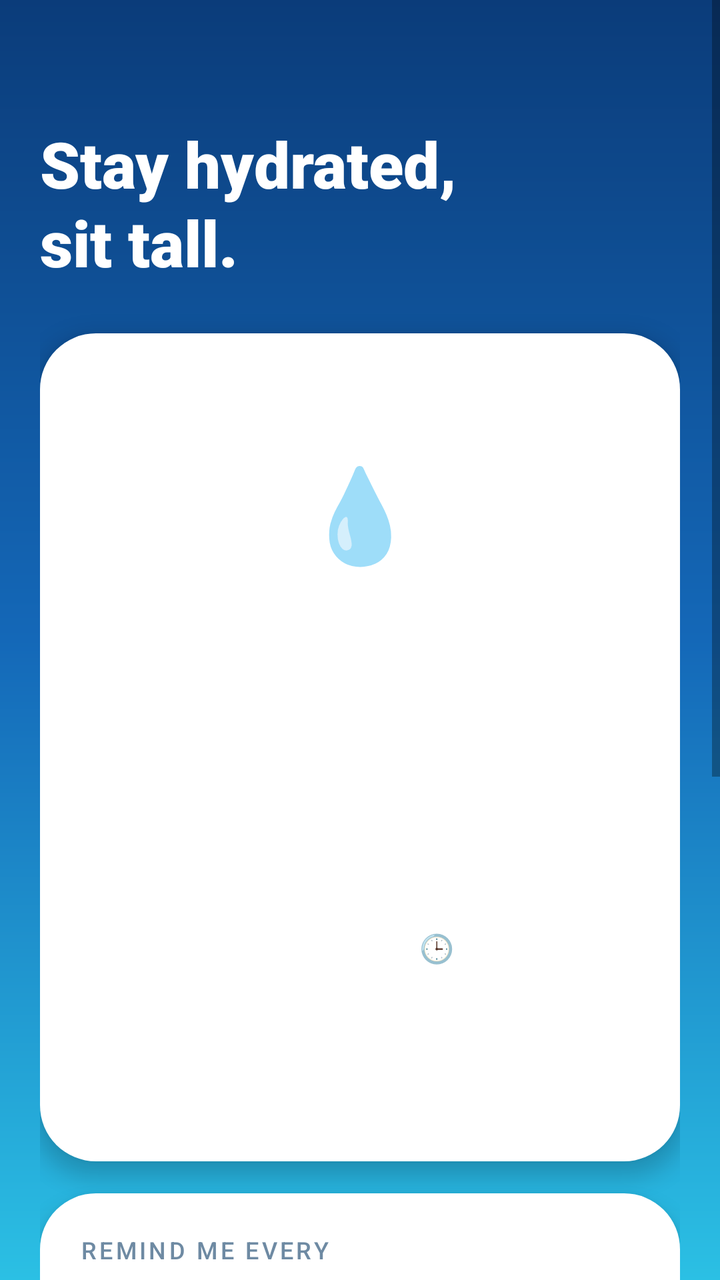
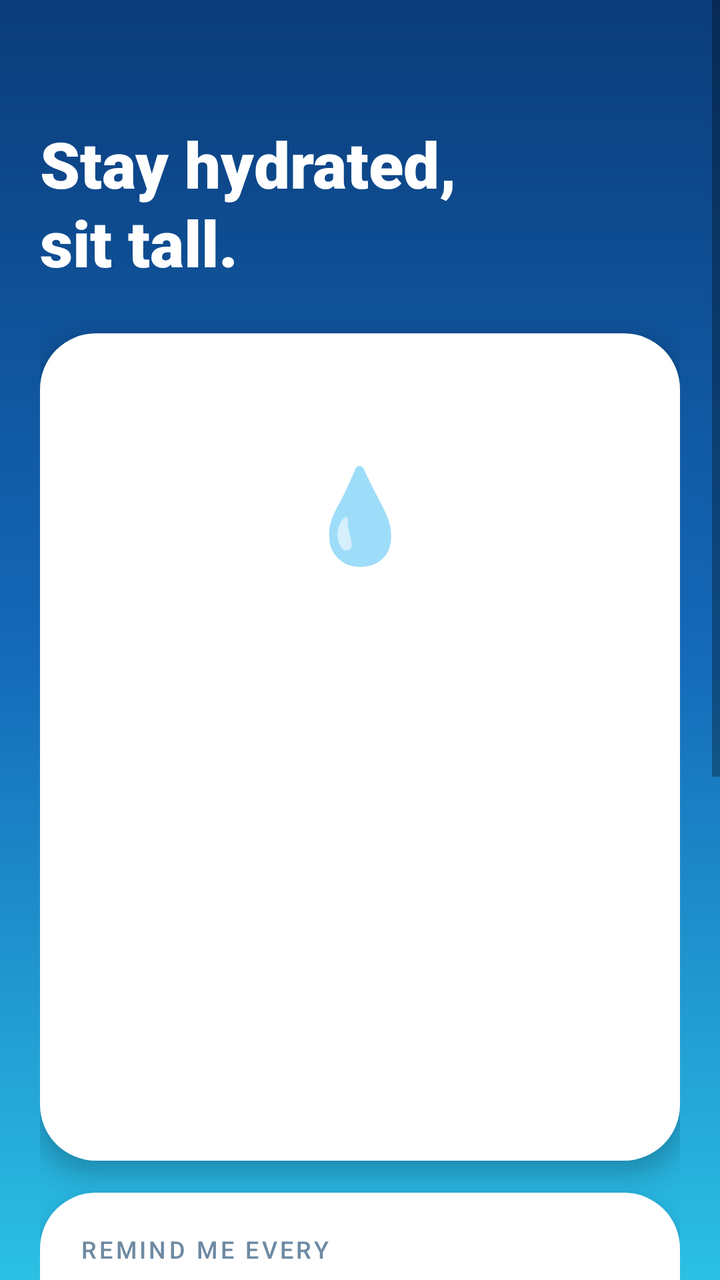

An Android layout rendered at two revisions. The XML below is the earlier revision; the diff shows what the commit changed to produce the second picture.
<!-- AndroidManifest.xml: application theme AppTheme -->
<!-- res/layout/activity_main.xml -->
<?xml version="1.0" encoding="utf-8"?>
<ScrollView xmlns:android="http://schemas.android.com/apk/res/android"
    android:layout_width="match_parent"
    android:layout_height="match_parent"
    android:background="@drawable/bg_main"
    android:fillViewport="true">

    <LinearLayout
        android:layout_width="match_parent"
        android:layout_height="wrap_content"
        android:orientation="vertical"
        android:paddingStart="20dp"
        android:paddingEnd="20dp"
        android:paddingTop="36dp"
        android:paddingBottom="32dp">

        
        <TextView
            android:id="@+id/greeting"
            android:layout_width="wrap_content"
            android:layout_height="wrap_content"
            android:textColor="#CCE9FF"
            android:textSize="15sp"
            android:fontFamily="sans-serif-medium" />

        <TextView
            android:layout_width="wrap_content"
            android:layout_height="wrap_content"
            android:layout_marginTop="4dp"
            android:text="Stay hydrated,\nsit tall."
            android:textColor="#FFFFFF"
            android:textSize="32sp"
            android:lineSpacingExtra="2dp"
            android:fontFamily="sans-serif-black" />

        
        <LinearLayout
            android:id="@+id/heroCard"
            android:layout_width="match_parent"
            android:layout_height="wrap_content"
            android:layout_marginTop="24dp"
            android:background="@drawable/bg_card"
            android:elevation="6dp"
            android:gravity="center_horizontal"
            android:orientation="vertical"
            android:padding="24dp">

            <LinearLayout
                android:id="@+id/toggle"
                android:layout_width="184dp"
                android:layout_height="184dp"
                android:clickable="true"
                android:focusable="true"
                android:elevation="4dp"
                android:gravity="center"
                android:orientation="vertical">

                <TextView
                    android:id="@+id/toggleEmoji"
                    android:layout_width="wrap_content"
                    android:layout_height="wrap_content"
                    android:text="💧"
                    android:textSize="46sp" />

                <TextView
                    android:id="@+id/toggleState"
                    android:layout_width="wrap_content"
                    android:layout_height="wrap_content"
                    android:layout_marginTop="2dp"
                    android:textSize="26sp"
                    android:fontFamily="sans-serif-black" />

                <TextView
                    android:id="@+id/toggleHint"
                    android:layout_width="wrap_content"
                    android:layout_height="wrap_content"
                    android:textSize="12sp"
                    android:fontFamily="sans-serif-medium" />
            </LinearLayout>

            <TextView
                android:id="@+id/status"
                android:layout_width="wrap_content"
                android:layout_height="wrap_content"
                android:layout_marginTop="18dp"
                android:gravity="center"
                android:textColor="#0B2E4F"
                android:textSize="17sp"
                android:fontFamily="sans-serif-medium" />

            <TextView
                android:id="@+id/countdown"
                android:layout_width="wrap_content"
                android:layout_height="wrap_content"
                android:layout_marginTop="2dp"
                android:textColor="#6E8AA3"
                android:textSize="14sp" />

            
            <LinearLayout
                android:layout_width="match_parent"
                android:layout_height="wrap_content"
                android:layout_marginTop="16dp"
                android:orientation="horizontal">

                <TextView
                    android:id="@+id/restartNow"
                    android:layout_width="0dp"
                    android:layout_height="wrap_content"
                    android:layout_weight="1"
                    android:layout_marginEnd="6dp"
                    android:gravity="center"
                    android:paddingTop="12dp"
                    android:paddingBottom="12dp"
                    android:text="↻  Start from now"
                    android:textColor="#FFFFFF"
                    android:textSize="14sp"
                    android:fontFamily="sans-serif-medium" />

                <TextView
                    android:id="@+id/pickTime"
                    android:layout_width="0dp"
                    android:layout_height="wrap_content"
                    android:layout_weight="1"
                    android:layout_marginStart="6dp"
                    android:gravity="center"
                    android:paddingTop="12dp"
                    android:paddingBottom="12dp"
                    android:text="🕒  Pick time"
                    android:textColor="#FFFFFF"
                    android:textSize="14sp"
                    android:fontFamily="sans-serif-medium" />
            </LinearLayout>

            
            <LinearLayout
                android:layout_width="match_parent"
                android:layout_height="wrap_content"
                android:layout_marginTop="18dp"
                android:orientation="horizontal">

                <TextView
                    android:id="@+id/statDone"
                    android:layout_width="0dp"
                    android:layout_height="wrap_content"
                    android:layout_weight="1"
                    android:layout_marginEnd="6dp"
                    android:gravity="center"
                    android:paddingTop="12dp"
                    android:paddingBottom="12dp"
                    android:textColor="#0B4F8A"
                    android:textSize="14sp"
                    android:fontFamily="sans-serif-medium" />

                <TextView
                    android:id="@+id/statEvery"
                    android:layout_width="0dp"
                    android:layout_height="wrap_content"
                    android:layout_weight="1"
                    android:layout_marginStart="6dp"
                    android:gravity="center"
                    android:paddingTop="12dp"
                    android:paddingBottom="12dp"
                    android:textColor="#0B4F8A"
                    android:textSize="14sp"
                    android:fontFamily="sans-serif-medium" />
            </LinearLayout>
        </LinearLayout>

        
        <LinearLayout
            android:layout_width="match_parent"
            android:layout_height="wrap_content"
            android:layout_marginTop="16dp"
            android:background="@drawable/bg_card"
            android:elevation="6dp"
            android:orientation="vertical"
            android:padding="20dp">

            <TextView
                android:layout_width="wrap_content"
                android:layout_height="wrap_content"
                android:text="REMIND ME EVERY"
                android:letterSpacing="0.12"
                android:textColor="#6E8AA3"
                android:textSize="12sp"
                android:fontFamily="sans-serif-medium" />

            <LinearLayout
                android:layout_width="match_parent"
                android:layout_height="wrap_content"
                android:layout_marginTop="12dp"
                android:gravity="center"
                android:orientation="horizontal">

                <TextView
                    android:id="@+id/minus"
                    android:layout_width="52dp"
                    android:layout_height="52dp"
                    android:gravity="center"
                    android:text="−"
                    android:textColor="#1468B8"
                    android:textSize="26sp" />

                <LinearLayout
                    android:layout_width="0dp"
                    android:layout_height="wrap_content"
                    android:layout_weight="1"
                    android:gravity="center"
                    android:orientation="vertical">

                    <TextView
                        android:id="@+id/interval"
                        android:layout_width="wrap_content"
                        android:layout_height="wrap_content"
                        android:textColor="#0B2E4F"
                        android:textSize="44sp"
                        android:fontFamily="sans-serif-black" />

                    <TextView
                        android:layout_width="wrap_content"
                        android:layout_height="wrap_content"
                        android:text="minutes"
                        android:textColor="#6E8AA3"
                        android:textSize="13sp" />
                </LinearLayout>

                <TextView
                    android:id="@+id/plus"
                    android:layout_width="52dp"
                    android:layout_height="52dp"
                    android:gravity="center"
                    android:text="+"
                    android:textColor="#1468B8"
                    android:textSize="26sp" />
            </LinearLayout>

            <LinearLayout
                android:id="@+id/presets"
                android:layout_width="match_parent"
                android:layout_height="wrap_content"
                android:layout_marginTop="16dp"
                android:orientation="horizontal" />
        </LinearLayout>

        
        <LinearLayout
            android:layout_width="match_parent"
            android:layout_height="wrap_content"
            android:layout_marginTop="16dp"
            android:background="@drawable/bg_card"
            android:elevation="6dp"
            android:orientation="vertical"
            android:padding="20dp">

            <TextView
                android:layout_width="wrap_content"
                android:layout_height="wrap_content"
                android:text="ALERT STYLE"
                android:letterSpacing="0.12"
                android:textColor="#6E8AA3"
                android:textSize="12sp"
                android:fontFamily="sans-serif-medium" />

            <LinearLayout
                android:id="@+id/alertModes"
                android:layout_width="match_parent"
                android:layout_height="wrap_content"
                android:layout_marginTop="12dp"
                android:orientation="horizontal" />

            <TextView
                android:layout_width="wrap_content"
                android:layout_height="wrap_content"
                android:layout_marginTop="12dp"
                android:text="Plays your alarm tone once. The reminder stays until you tap Done, or Snooze to be reminded again in 5 min."
                android:textColor="#6E8AA3"
                android:textSize="13sp" />
        </LinearLayout>

        
        <TextView
            android:id="@+id/exact"
            android:layout_width="match_parent"
            android:layout_height="wrap_content"
            android:layout_marginTop="16dp"
            android:elevation="6dp"
            android:padding="18dp"
            android:text="⏰  Tap to allow on-time reminders (one-time setup)"
            android:textColor="#5C3B00"
            android:textSize="14sp"
            android:fontFamily="sans-serif-medium"
            android:visibility="gone" />

        <TextView
            android:id="@+id/test"
            android:layout_width="match_parent"
            android:layout_height="wrap_content"
            android:layout_marginTop="20dp"
            android:gravity="center"
            android:padding="16dp"
            android:text="▶  Try a reminder now"
            android:textColor="#FFFFFF"
            android:textSize="16sp"
            android:fontFamily="sans-serif-medium" />

        <TextView
            android:layout_width="match_parent"
            android:layout_height="wrap_content"
            android:layout_marginTop="16dp"
            android:gravity="center"
            android:text="Silent in Airplane mode and Do Not Disturb.\nFollows your alert slider: Silent · Vibrate · Ring."
            android:textColor="#CCE9FF"
            android:textSize="12sp" />
    </LinearLayout>
</ScrollView>
<!-- resources referenced by this layout -->
<resources>
  <!-- drawable bg_card (drawable) -->
  <?xml version="1.0" encoding="utf-8"?>
  <shape xmlns:android="http://schemas.android.com/apk/res/android">
      <solid android:color="#FFFFFFFF" />
      <corners android:radius="28dp" />
  </shape>
  <!-- drawable bg_main (drawable) -->
  <?xml version="1.0" encoding="utf-8"?>
  <shape xmlns:android="http://schemas.android.com/apk/res/android">
      <gradient
          android:angle="300"
          android:startColor="#0B3C7A"
          android:centerColor="#1468B8"
          android:endColor="#2BC0E4"
          android:type="linear" />
  </shape>
  <style name="AppTheme" parent="android:Theme.Material.Light.NoActionBar">
          <item name="android:statusBarColor">#F4F9FC</item>
          <item name="android:windowLightStatusBar">true</item>
          <item name="android:colorAccent">#1A7FB8</item>
      </style>
</resources>

<!-- the commit's change to res/layout/activity_main.xml (unified diff, before → after) -->
@@ -104,7 +104,7 @@
                 android:orientation="horizontal">
 
                 <TextView
-                    android:id="@+id/restartNow"
+                    android:id="@+id/startTime"
                     android:layout_width="0dp"
                     android:layout_height="wrap_content"
                     android:layout_weight="1"
@@ -112,13 +112,12 @@
                     android:gravity="center"
                     android:paddingTop="12dp"
                     android:paddingBottom="12dp"
-                    android:text="↻  Start from now"
-                    android:textColor="#FFFFFF"
+                                        android:textColor="#FFFFFF"
                     android:textSize="14sp"
                     android:fontFamily="sans-serif-medium" />
 
                 <TextView
-                    android:id="@+id/pickTime"
+                    android:id="@+id/endTime"
                     android:layout_width="0dp"
                     android:layout_height="wrap_content"
                     android:layout_weight="1"
@@ -126,8 +125,7 @@
                     android:gravity="center"
                     android:paddingTop="12dp"
                     android:paddingBottom="12dp"
-                    android:text="🕒  Pick time"
-                    android:textColor="#FFFFFF"
+                                        android:textColor="#FFFFFF"
                     android:textSize="14sp"
                     android:fontFamily="sans-serif-medium" />
             </LinearLayout>
